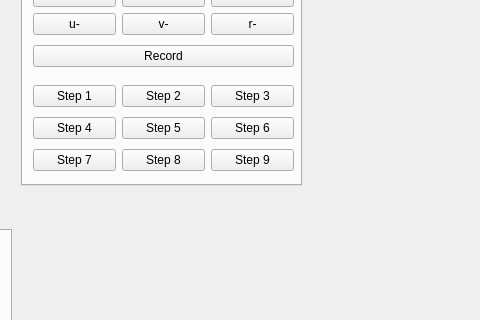
Qt form mainwindow.ui (fengyu1993/Microscopic_Visual_Servoing) before a commit; both pictures show x 869 to 1349 and y 108 to 428 of the 1349 by 830 pixel window.
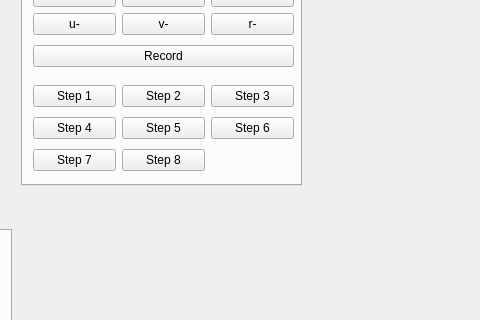
The same form after that commit. Custom widgets are drawn as their Qt base class.

What changed in the file:
```diff
--- a/mainwindow.ui
+++ b/mainwindow.ui
@@ -999,16 +999,6 @@
          </property>
         </widget>
        </item>
-       <item row="2" column="2">
-        <widget class="QPushButton" name="Calibration_Step_9">
-         <property name="text">
-          <string>Step 9</string>
-         </property>
-         <property name="checkable">
-          <bool>true</bool>
-         </property>
-        </widget>
-       </item>
       </layout>
      </widget>
     </widget>
```
